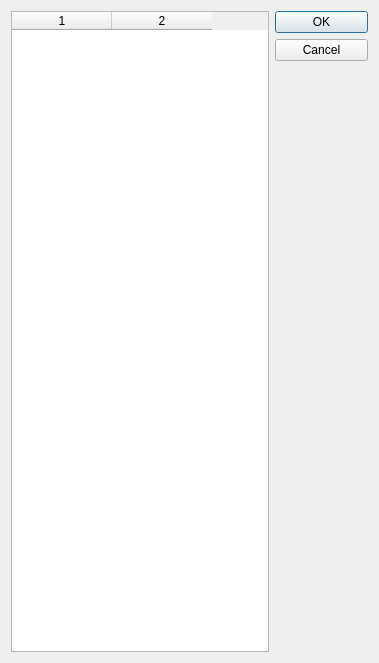
Qt form searchtag.ui (mohammadjavad78/AP_FinalProject) before a commit.
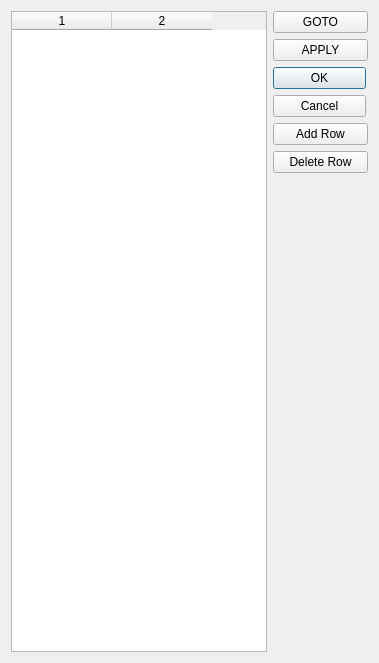
The same form after that commit. Icons and pictures are not drawn.

Diff of the .ui file:
```diff
--- a/searchtag.ui
+++ b/searchtag.ui
@@ -56,11 +56,17 @@
      <item>
       <widget class="QTableWidget" name="tableWidget">
        <property name="sizePolicy">
-        <sizepolicy hsizetype="Expanding" vsizetype="Expanding">
+        <sizepolicy hsizetype="Fixed" vsizetype="MinimumExpanding">
          <horstretch>0</horstretch>
          <verstretch>0</verstretch>
         </sizepolicy>
        </property>
+       <property name="minimumSize">
+        <size>
+         <width>250</width>
+         <height>0</height>
+        </size>
+       </property>
        <property name="toolTip">
         <string/>
        </property>
@@ -95,7 +101,29 @@
     </layout>
    </item>
    <item>
+    <layout class="QVBoxLayout" name="verticalLayout_2">
+     <item>
+      <widget class="QPushButton" name="Save">
+       <property name="text">
+        <string>GOTO</string>
+       </property>
+      </widget>
+     </item>
+     <item>
+      <widget class="QPushButton" name="apply">
+       <property name="text">
+        <string>APPLY</string>
+       </property>
+      </widget>
+     </item>
+     <item>
     <widget class="QDialogButtonBox" name="buttonBox">
+       <property name="sizePolicy">
+        <sizepolicy hsizetype="Fixed" vsizetype="Maximum">
+         <horstretch>0</horstretch>
+         <verstretch>0</verstretch>
+        </sizepolicy>
+       </property>
      <property name="minimumSize">
       <size>
        <width>93</width>
@@ -121,6 +149,35 @@
       <set>QDialogButtonBox::Cancel|QDialogButtonBox::Ok</set>
      </property>
     </widget>
+     </item>
+     <item>
+      <widget class="QPushButton" name="AddRow">
+       <property name="text">
+        <string>Add Row</string>
+       </property>
+      </widget>
+     </item>
+     <item>
+      <widget class="QPushButton" name="DeleteRow">
+       <property name="text">
+        <string>Delete Row</string>
+       </property>
+      </widget>
+     </item>
+     <item>
+      <spacer name="verticalSpacer">
+       <property name="orientation">
+        <enum>Qt::Vertical</enum>
+       </property>
+       <property name="sizeHint" stdset="0">
+        <size>
+         <width>20</width>
+         <height>40</height>
+        </size>
+       </property>
+      </spacer>
+     </item>
+    </layout>
    </item>
   </layout>
  </widget>
```
Left out of the diff: 2 changed lines with no effect on the pictures. Lines whose indentation alone changed are shown as unchanged.
